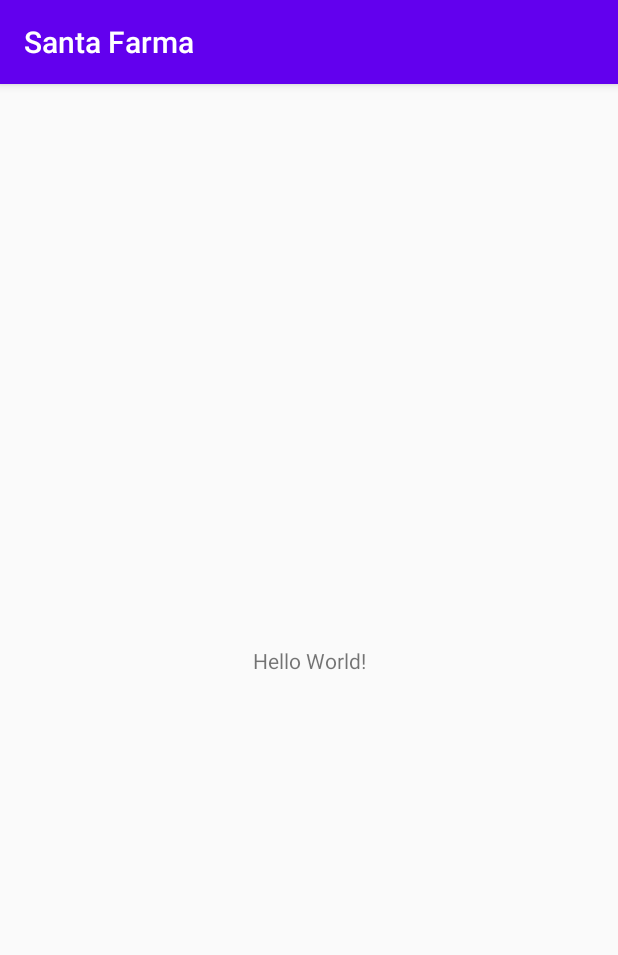
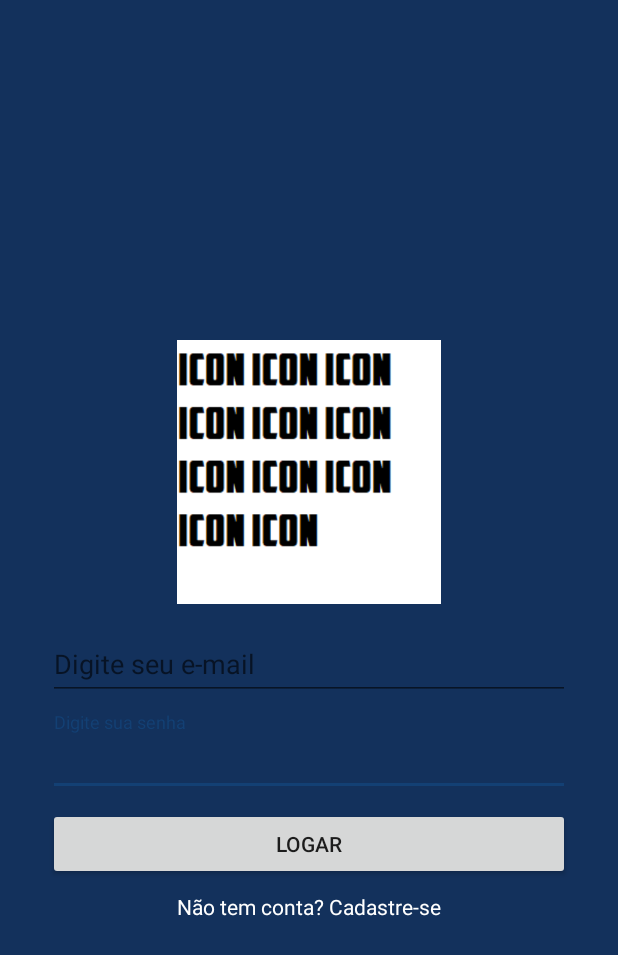
Before and after one commit to gabriedasilva/2020.1_P2_CodSystems, an Android app: the screen it shows after launch (MainActivity before the commit, LoginActivity after it), on a phone screen of 412 x 824 dp. Shown: the top 955 px of the screen. Run offline under Robolectric (Android 15) with nearby library versions, the light colour scheme and no system bars.

Commit message:
Tela do login Fix

```diff
--- a/Android/SantaFarma/app/build.gradle
+++ b/Android/SantaFarma/app/build.gradle
@@ -37,4 +37,5 @@ dependencies {
     implementation 'com.google.firebase:firebase-auth:11.8.0'
     implementation 'com.google.firebase:firebase-database:11.8.0'
     implementation 'com.google.firebase:firebase-storage:11.8.0'
+    implementation 'com.google.android.material:material:1.1.0'
 }
--- a/Android/SantaFarma/app/src/main/AndroidManifest.xml
+++ b/Android/SantaFarma/app/src/main/AndroidManifest.xml
@@ -9,8 +9,8 @@
         android:roundIcon="@mipmap/ic_launcher_round"
         android:supportsRtl="true"
         android:theme="@style/AppTheme">
-        <activity android:name=".Login"></activity>
-        <activity android:name=".MainActivity">
+        <activity android:name=".MainActivity"></activity>
+        <activity android:name=".LoginActivity">
             <intent-filter>
                 <action android:name="android.intent.action.MAIN" />
 
--- a/Android/SantaFarma/app/src/main/java/com/codsystems/santafarma/Login.java
+++ b/Android/SantaFarma/app/src/main/java/com/codsystems/santafarma/LoginActivity.java
@@ -4,7 +4,7 @@ import androidx.appcompat.app.AppCompatActivity;
 
 import android.os.Bundle;
 
-public class Login extends AppCompatActivity {
+public class LoginActivity extends AppCompatActivity {
 
     @Override
     protected void onCreate(Bundle savedInstanceState) {
--- a/Android/SantaFarma/app/src/main/res/layout/activity_login.xml
+++ b/Android/SantaFarma/app/src/main/res/layout/activity_login.xml
@@ -4,6 +4,102 @@
     xmlns:tools="http://schemas.android.com/tools"
     android:layout_width="match_parent"
     android:layout_height="match_parent"
-    tools:context=".Login">
+    android:background="@color/colorPrimary"
+    tools:context=".LoginActivity">
+
+    <ImageView
+        android:id="@+id/imageView"
+        android:layout_width="236dp"
+        android:layout_height="176dp"
+        android:layout_marginStart="32dp"
+        android:layout_marginLeft="32dp"
+        android:layout_marginTop="16dp"
+        android:layout_marginEnd="32dp"
+        android:layout_marginRight="32dp"
+        android:contentDescription="@string/desc_logo"
+        app:layout_constraintBottom_toTopOf="@+id/textInputLayout12"
+        app:layout_constraintEnd_toEndOf="parent"
+        app:layout_constraintHorizontal_bias="0.498"
+        app:layout_constraintStart_toStartOf="parent"
+        app:layout_constraintTop_toTopOf="parent"
+        app:layout_constraintVertical_chainStyle="packed"
+        app:srcCompat="@drawable/logo" />
+
+    <com.google.android.material.textfield.TextInputLayout
+        android:id="@+id/textInputLayout11"
+        android:layout_width="0dp"
+        android:layout_height="wrap_content"
+        android:layout_marginStart="32dp"
+        android:layout_marginLeft="32dp"
+        android:layout_marginTop="8dp"
+        android:layout_marginEnd="32dp"
+        android:layout_marginRight="32dp"
+        app:layout_constraintBottom_toTopOf="@+id/button2"
+        app:layout_constraintEnd_toEndOf="parent"
+        app:layout_constraintHorizontal_bias="0.5"
+        app:layout_constraintStart_toStartOf="parent"
+        app:layout_constraintTop_toBottomOf="@+id/textInputLayout12">
+
+        <com.google.android.material.textfield.TextInputEditText
+            android:id="@+id/textInputEditText6"
+            android:layout_width="match_parent"
+            android:layout_height="match_parent"
+            android:hint="@string/digite_senha" />
+    </com.google.android.material.textfield.TextInputLayout>
+
+    <com.google.android.material.textfield.TextInputLayout
+        android:id="@+id/textInputLayout12"
+        android:layout_width="0dp"
+        android:layout_height="wrap_content"
+        android:layout_marginStart="32dp"
+        android:layout_marginLeft="32dp"
+        android:layout_marginTop="8dp"
+        android:layout_marginEnd="32dp"
+        android:layout_marginRight="32dp"
+        app:layout_constraintBottom_toTopOf="@+id/textInputLayout11"
+        app:layout_constraintEnd_toEndOf="parent"
+        app:layout_constraintHorizontal_bias="0.5"
+        app:layout_constraintStart_toStartOf="parent"
+        app:layout_constraintTop_toBottomOf="@+id/imageView">
+
+        <com.google.android.material.textfield.TextInputEditText
+            android:id="@+id/textInputEditText5"
+            android:layout_width="match_parent"
+            android:layout_height="match_parent"
+            android:hint="@string/digite_email" />
+    </com.google.android.material.textfield.TextInputLayout>
+
+    <Button
+        android:id="@+id/button2"
+        android:layout_width="0dp"
+        android:layout_height="wrap_content"
+        android:layout_marginStart="32dp"
+        android:layout_marginLeft="32dp"
+        android:layout_marginTop="8dp"
+        android:layout_marginEnd="32dp"
+        android:layout_marginRight="32dp"
+        android:text="@string/botao_logar"
+        app:layout_constraintBottom_toTopOf="@+id/textView"
+        app:layout_constraintEnd_toEndOf="parent"
+        app:layout_constraintHorizontal_bias="0.5"
+        app:layout_constraintStart_toStartOf="parent"
+        app:layout_constraintTop_toBottomOf="@+id/textInputLayout11" />
+
+    <TextView
+        android:id="@+id/textView"
+        android:layout_width="wrap_content"
+        android:layout_height="wrap_content"
+        android:layout_marginStart="32dp"
+        android:layout_marginLeft="32dp"
+        android:layout_marginTop="8dp"
+        android:layout_marginEnd="32dp"
+        android:layout_marginRight="32dp"
+        android:text="@string/nao_tem_conta"
+        android:textColor="@android:color/white"
+        app:layout_constraintBottom_toBottomOf="parent"
+        app:layout_constraintEnd_toEndOf="parent"
+        app:layout_constraintHorizontal_bias="0.5"
+        app:layout_constraintStart_toStartOf="parent"
+        app:layout_constraintTop_toBottomOf="@+id/button2" />
 
 </androidx.constraintlayout.widget.ConstraintLayout>
--- a/Android/SantaFarma/app/src/main/res/values/colors.xml
+++ b/Android/SantaFarma/app/src/main/res/values/colors.xml
@@ -1,6 +1,6 @@
 <?xml version="1.0" encoding="utf-8"?>
 <resources>
-    <color name="colorPrimary">#6200EE</color>
-    <color name="colorPrimaryDark">#3700B3</color>
-    <color name="colorAccent">#03DAC5</color>
+    <color name="colorPrimary">#13315c</color>
+    <color name="colorPrimaryDark">#0b2545</color>
+    <color name="colorAccent">#134074</color>
 </resources>
--- a/Android/SantaFarma/app/src/main/res/values/strings.xml
+++ b/Android/SantaFarma/app/src/main/res/values/strings.xml
@@ -1,3 +1,8 @@
 <resources>
     <string name="app_name">Santa Farma</string>
+    <string name="digite_email">Digite seu e-mail</string>
+    <string name="digite_senha">Digite sua senha</string>
+    <string name="botao_logar">Logar</string>
+    <string name="nao_tem_conta">Não tem conta? Cadastre-se</string>
+    <string name="desc_logo">Logo</string>
 </resources>
--- a/Android/SantaFarma/app/src/main/res/values/styles.xml
+++ b/Android/SantaFarma/app/src/main/res/values/styles.xml
@@ -1,7 +1,7 @@
 <resources>
 
     <!-- Base application theme. -->
-    <style name="AppTheme" parent="Theme.AppCompat.Light.DarkActionBar">
+    <style name="AppTheme" parent="Theme.AppCompat.Light.NoActionBar">
         <!-- Customize your theme here. -->
         <item name="colorPrimary">@color/colorPrimary</item>
         <item name="colorPrimaryDark">@color/colorPrimaryDark</item>
```
Also changed, not shown: Android/SantaFarma/app/src/main/res/drawable/logo.png (added), Android/SantaFarma/app/src/main/res/drawable/usuario.png (added).
